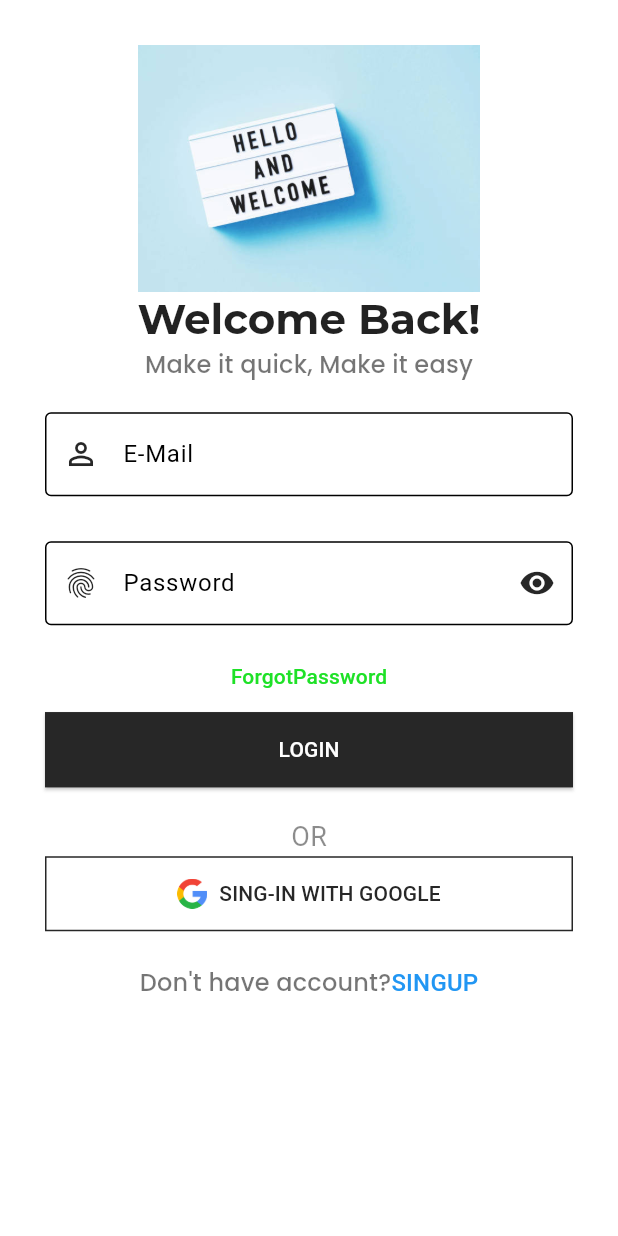
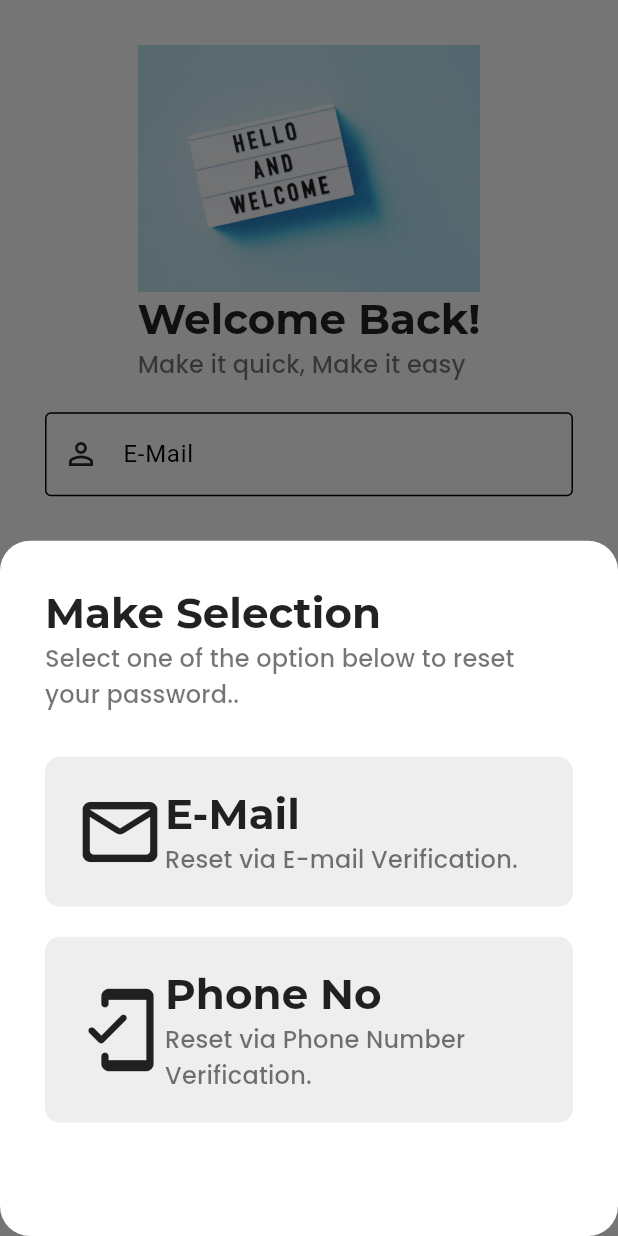
Before and after one commit to AhmedMBA6/flutter_registration_app, a Flutter app: the LoginScreen screen opened directly, after a tap on "ForgotPassword", on a phone screen of 412 x 824 dp. Run offline on Flutter 3.47's test engine with Material 3 defaults, Android fonts, the phone set to English and light mode, and no system bars; our stand-ins replace get, google_fonts, liquid_swipe, smooth_page_indicator.

Commit message:
forgotPassword button, botom sheet, reset via email

```diff
--- a/lib/main.dart
+++ b/lib/main.dart
@@ -1,8 +1,7 @@
 import 'package:flutter/material.dart';
 import 'package:flutter_registration_app/src/features/authentication/screens/splash_screen/splash_screen.dart';
 import 'package:flutter_registration_app/src/utils/themes/theme.dart';
-import 'package:get/get_navigation/src/root/get_material_app.dart';
-
+import 'package:get/get.dart';
 void main() => runApp(const MyApp());
 
 class MyApp extends StatelessWidget {
@@ -15,6 +14,8 @@ class MyApp extends StatelessWidget {
       theme: TeamAppTheme.lightTheme,
       darkTheme: TeamAppTheme.darkTheme,
       themeMode: ThemeMode.system,
+      defaultTransition: Transition.leftToRightWithFade,
+      transitionDuration: Duration(milliseconds: 500),
       home: SplashScreen(),
     );
   }
--- a/lib/src/common_widgets/form/form_header_widget.dart
+++ b/lib/src/common_widgets/form/form_header_widget.dart
@@ -5,18 +5,32 @@ class FormHeaderWidget extends StatelessWidget {
       {super.key,
       required this.image,
       required this.title,
-      required this.subTitle});
+      required this.subTitle,
+      this.imageColor,
+      this.heightBetween,
+      this.imageHeight = 0.2,
+      this.crossAxisAlignment = CrossAxisAlignment.start,
+      this.textAlign,
+      });
   final String image, title, subTitle;
+  final Color? imageColor;
+  final double imageHeight;
+  final double? heightBetween;
+  final CrossAxisAlignment crossAxisAlignment;
+  final TextAlign? textAlign;
 
   @override
   Widget build(BuildContext context) {
     final size = MediaQuery.of(context).size;
     return Column(
+      crossAxisAlignment: crossAxisAlignment,
       children: [
         Image(
           image: AssetImage(image),
-          height: size.height * 0.2,
+          height: size.height * imageHeight ,
+          color: imageColor,
         ),
+        SizedBox(height: heightBetween,),
         Text(
           title,
           style: Theme.of(context).textTheme.headlineMedium,
@@ -24,6 +38,7 @@ class FormHeaderWidget extends StatelessWidget {
         Text(
           subTitle,
           style: Theme.of(context).textTheme.titleMedium,
+          textAlign: textAlign,
         ),
       ],
     );
--- a/lib/src/constants/image_strings.dart
+++ b/lib/src/constants/image_strings.dart
@@ -13,3 +13,6 @@ const String welcomeImage = "assets/images/welcom_images/welcomeImage.png";
 
 // --LoginImages--
 const String googleLogoImage = "assets/logos/google.png";
+
+// --Forgot Password images--
+const String forgotPasswordImage = "assets/images/forgot_password_images/ForgotPassword.png";
--- a/lib/src/constants/text_strings.dart
+++ b/lib/src/constants/text_strings.dart
@@ -43,3 +43,11 @@ const String tSignUpSubTitle = "Create your profile to start your journey..";
 const String tAlreadyHaveAccount = "Already have an account..?";
 const String tFullName = "Full Name";
 const String tPhoneNu = "Phone No";
+
+// --Forgot password text --
+const String tForgotPasswordTitle = "Make Selection";
+const String tForgotPasswordSubTitle = "Select one of the option below to reset your password..";
+const String tResetViaEmail = "Reset via E-mail Verification.";
+const String tResetViaPhone = "Reset via Phone Number Verification.";
+const String tForgotPhoneSubTitle = "Enter your registered phone number to receive OTP";
+const String tForgotEmailSubTitle = "Enter your registered email to receive OTP";
--- /dev/null
+++ b/lib/src/features/authentication/screens/forgot_password/forgot_password_options/forgot_password_btn_widget.dart
@@ -0,0 +1,54 @@
+import 'package:flutter/material.dart';
+
+class ForgotPasswordBtnWidget extends StatelessWidget {
+  const ForgotPasswordBtnWidget({
+    super.key,
+    required this.btnIcon,
+    required this.title,
+    required this.subTitle,
+    required this.onTap,
+  });
+  final IconData btnIcon;
+  final String title, subTitle;
+  final VoidCallback onTap;
+
+  @override
+  Widget build(BuildContext context) {
+    var mediaQuery = MediaQuery.of(context);
+    var brightness = mediaQuery.platformBrightness;
+    final isDarkMode = brightness == Brightness.dark;
+    return GestureDetector(
+      onTap: onTap,
+      child: Container(
+        padding: EdgeInsets.all(20.0),
+        decoration: BoxDecoration(
+          borderRadius: BorderRadius.circular(10.0),
+          color: isDarkMode ? Colors.grey.shade700 : Colors.grey.shade200,
+        ),
+        child: Row(
+          children: [
+            Icon(
+              btnIcon,
+              size: 60.0,
+            ),
+            Expanded(
+              child: Column(
+                crossAxisAlignment: CrossAxisAlignment.start,
+                children: [
+                  Text(
+                    title,
+                    style: Theme.of(context).textTheme.headlineMedium,
+                  ),
+                  Text(
+                    subTitle,
+                    style: Theme.of(context).textTheme.titleMedium,
+                  )
+                ],
+              ),
+            ),
+          ],
+        ),
+      ),
+    );
+  }
+}
--- /dev/null
+++ b/lib/src/features/authentication/screens/forgot_password/forgot_password_options/forgot_password_model_bottom_sheet.dart
@@ -0,0 +1,59 @@
+import 'package:flutter/material.dart';
+import 'package:flutter_registration_app/src/constants/colors.dart';
+import 'package:flutter_registration_app/src/constants/sizes.dart';
+import 'package:flutter_registration_app/src/constants/text_strings.dart';
+import 'package:flutter_registration_app/src/features/authentication/screens/forgot_password/forgot_password_email/forgot_password_mail.dart';
+import 'package:flutter_registration_app/src/features/authentication/screens/forgot_password/forgot_password_options/forgot_password_btn_widget.dart';
+import 'package:get/get.dart';
+
+class ForgotPasswordScreen {
+  static Future<dynamic> buildShowModelBottomSheet(BuildContext context)
+  {
+    var mediaQuery = MediaQuery.of(context);
+    var brightness = mediaQuery.platformBrightness;
+    final isDarkMode = brightness == Brightness.dark;
+    return showModalBottomSheet(
+      backgroundColor: isDarkMode ? teamSecondaryColor : teamWhiteColor,
+        shape: RoundedRectangleBorder(
+          borderRadius: BorderRadius.circular(20.0),
+        ),
+        context: context,
+        builder: (context) => Container(
+              padding: EdgeInsets.all(defaultSize),
+              child: Column(
+                crossAxisAlignment: CrossAxisAlignment.start,
+                children: [
+                  Text(
+                    tForgotPasswordTitle,
+                    style: Theme.of(context).textTheme.headlineMedium,
+                  ),
+                  Text(
+                    tForgotPasswordSubTitle,
+                    style: Theme.of(context).textTheme.titleMedium,
+                  ),
+                  SizedBox(
+                    height: 30.0,
+                  ),
+                  ForgotPasswordBtnWidget(
+                    btnIcon: Icons.mail_outline_rounded,
+                    title: tEmail,
+                    subTitle: tResetViaEmail,
+                    onTap: () {
+                      Navigator.pop(context);
+                      Get.to(() => ForgotPasswordEmailScreen());
+                    },
+                  ),
+                  SizedBox(
+                    height: 20.0,
+                  ),
+                  ForgotPasswordBtnWidget(
+                    btnIcon: Icons.mobile_friendly_rounded,
+                    title: tPhoneNu,
+                    subTitle: tResetViaPhone,
+                    onTap: () {},
+                  )
+                ],
+              ),
+            ));
+  }
+}
--- a/lib/src/features/authentication/screens/login/widgets/login_form_widget.dart
+++ b/lib/src/features/authentication/screens/login/widgets/login_form_widget.dart
@@ -1,6 +1,7 @@
 import 'package:flutter/material.dart';
 import 'package:flutter_registration_app/src/constants/sizes.dart';
 import 'package:flutter_registration_app/src/constants/text_strings.dart';
+import 'package:flutter_registration_app/src/features/authentication/screens/forgot_password/forgot_password_options/forgot_password_model_bottom_sheet.dart';
 
 class LoginForm extends StatelessWidget {
   const LoginForm({
@@ -38,8 +39,11 @@ class LoginForm extends StatelessWidget {
             SizedBox(
               height: formHeight - 20,
             ),
+            // --forgot password button
             TextButton(
-              onPressed: () {},
+              onPressed: () {
+                ForgotPasswordScreen.buildShowModelBottomSheet(context);
+              },
               child: Text(tForgotPassword),
             ),
             SizedBox(
--- a/pubspec.yaml
+++ b/pubspec.yaml
@@ -86,6 +86,7 @@ flutter:
     - assets/images/on_boarding_images/
     - assets/images/welcom_images/
     - assets/logos/
+    - assets/images/forgot_password_images/
   #   - images/a_dot_burr.jpeg
   #   - images/a_dot_ham.jpeg
 
```
Also changed, not shown: lib/src/features/authentication/screens/forgot_password/forgot_password_email/forgot_password_mail.dart (added, +60 -0 lines), assets/images/forgot_password_images/ForgotPassword.png (added).
